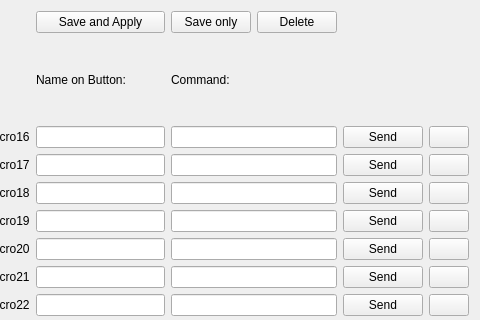
First picture: the form in Macros.ui, repository notiel/OstrannaTerminal, before the edit; both pictures show x 550 to 1030 and y 0 to 320 of the 1030 by 637 pixel window.
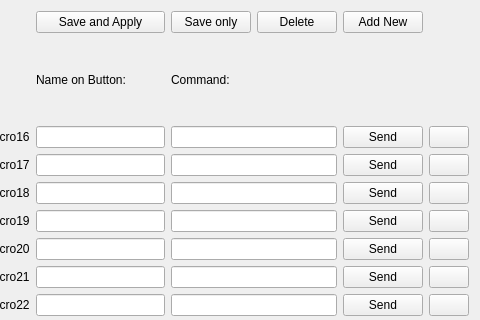
Second picture: the form after the edit. Icons and pictures are not drawn.

What changed in the file:
```diff
--- a/Macros.ui
+++ b/Macros.ui
@@ -1276,6 +1276,13 @@
      </property>
     </widget>
    </item>
+   <item row="0" column="12">
+    <widget class="QPushButton" name="BtnAdd">
+     <property name="text">
+      <string>Add New</string>
+     </property>
+    </widget>
+   </item>
   </layout>
  </widget>
  <tabstops>
```
